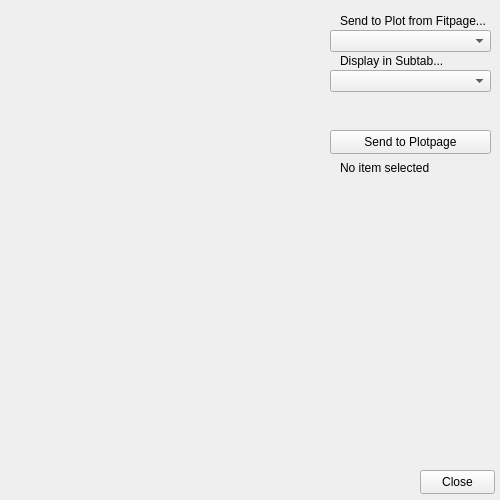
Old version of the form DataViewerUI.ui in the repository juliuskarliczek/demo.
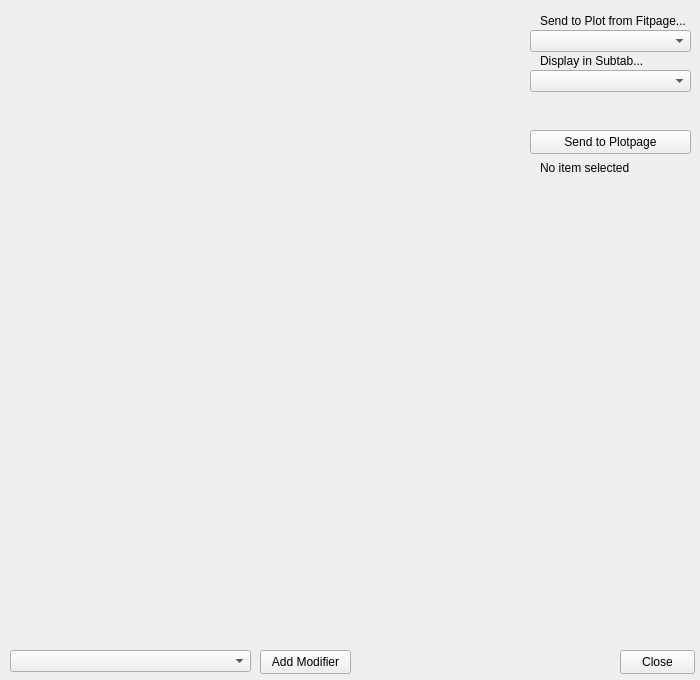
New version of the form.

What changed in the file:
```diff
--- a/DataViewerUI.ui
+++ b/DataViewerUI.ui
@@ -6,20 +6,20 @@
    <rect>
     <x>0</x>
     <y>0</y>
-    <width>500</width>
-    <height>500</height>
+    <width>700</width>
+    <height>680</height>
    </rect>
   </property>
   <property name="minimumSize">
    <size>
-    <width>500</width>
-    <height>500</height>
+    <width>700</width>
+    <height>680</height>
    </size>
   </property>
   <property name="maximumSize">
    <size>
-    <width>500</width>
-    <height>500</height>
+    <width>700</width>
+    <height>680</height>
    </size>
   </property>
   <property name="windowTitle">
@@ -28,7 +28,7 @@
   <widget class="QPushButton" name="cmdSendToPlotpage">
    <property name="geometry">
     <rect>
-     <x>330</x>
+     <x>530</x>
      <y>130</y>
      <width>161</width>
      <height>24</height>
@@ -41,7 +41,7 @@
   <widget class="QLabel" name="labelSelectAnItem">
    <property name="geometry">
     <rect>
-     <x>340</x>
+     <x>540</x>
      <y>160</y>
      <width>91</width>
      <height>16</height>
@@ -54,8 +54,8 @@
   <widget class="QPushButton" name="cmdClose">
    <property name="geometry">
     <rect>
-     <x>420</x>
-     <y>470</y>
+     <x>620</x>
+     <y>650</y>
      <width>75</width>
      <height>24</height>
     </rect>
@@ -67,7 +67,7 @@
   <widget class="QComboBox" name="comboBoxTargetFitpage">
    <property name="geometry">
     <rect>
-     <x>330</x>
+     <x>530</x>
      <y>30</y>
      <width>161</width>
      <height>22</height>
@@ -77,7 +77,7 @@
   <widget class="QLabel" name="labelSendToFitpage">
    <property name="geometry">
     <rect>
-     <x>340</x>
+     <x>540</x>
      <y>10</y>
      <width>151</width>
      <height>21</height>
@@ -90,7 +90,7 @@
   <widget class="QLabel" name="labelSubtab">
    <property name="geometry">
     <rect>
-     <x>340</x>
+     <x>540</x>
      <y>50</y>
      <width>151</width>
      <height>21</height>
@@ -103,13 +103,36 @@
   <widget class="QComboBox" name="comboBoxTargetSubtab">
    <property name="geometry">
     <rect>
-     <x>330</x>
+     <x>530</x>
      <y>70</y>
      <width>161</width>
      <height>22</height>
     </rect>
    </property>
   </widget>
+  <widget class="QComboBox" name="comboBoxModifier">
+   <property name="geometry">
+    <rect>
+     <x>10</x>
+     <y>650</y>
+     <width>241</width>
+     <height>22</height>
+    </rect>
+   </property>
+  </widget>
+  <widget class="QPushButton" name="cmdAddModifier">
+   <property name="geometry">
+    <rect>
+     <x>260</x>
+     <y>650</y>
+     <width>91</width>
+     <height>24</height>
+    </rect>
+   </property>
+   <property name="text">
+    <string>Add Modifier</string>
+   </property>
+  </widget>
  </widget>
  <resources/>
  <connections/>
```
